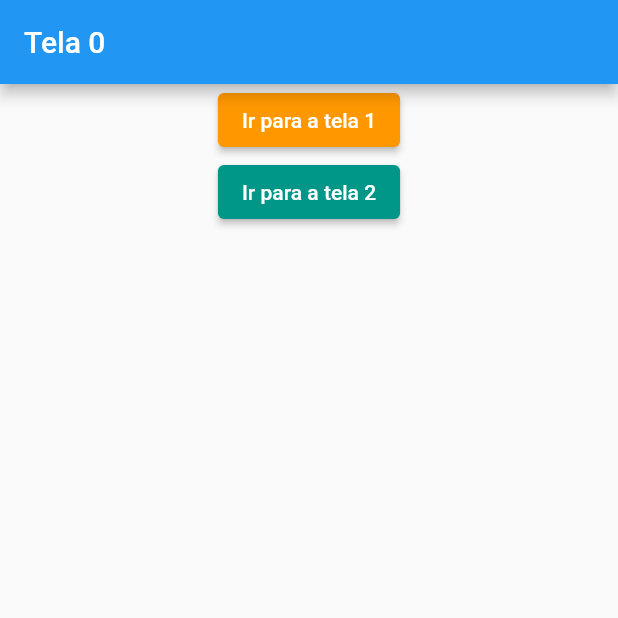
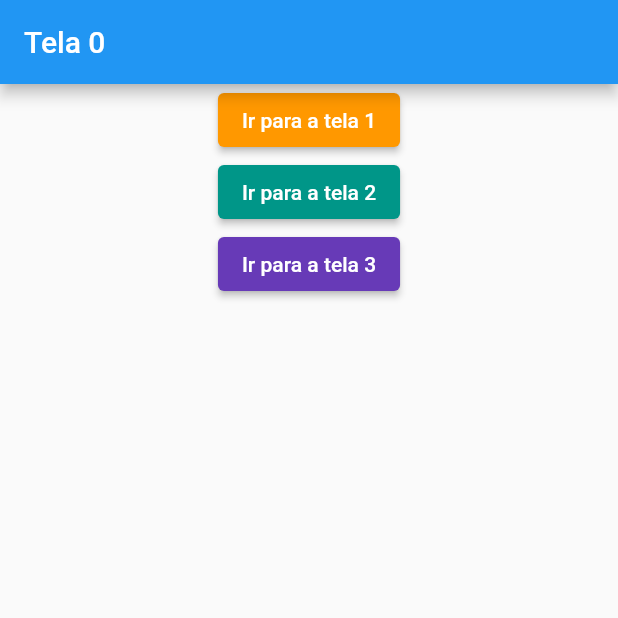
Before and after one commit to VictorRyan3612/POO_Orientada-a-objetos, a Flutter app: the screen it shows after launch, on a phone screen of 412 x 824 dp, the top half of it. Run offline on Flutter 3.47's test engine with Material 2 defaults, Android fonts, the phone set to English and light mode, and no system bars; our stand-ins replace flutter_hooks.

```diff
--- a/sig_custumer/lib/main.dart
+++ b/sig_custumer/lib/main.dart
@@ -1,4 +1,5 @@
 import 'package:flutter/material.dart';
+import 'package:sig_custumer/modulo_midias.dart';
 import 'package:sig_custumer/tela_menu.dart';
 import 'package:sig_custumer/modulo_usuario.dart';
 import 'package:sig_custumer/modulo_redes.dart';
@@ -17,7 +18,8 @@ class MainApp extends StatelessWidget {
       routes: {
         '/': (context) => const TelaMenu(),
         '/primeira': (context) => const ModuloUsuario(),
-        '/segunda': (context) => const ModuloRedes()
+        '/segunda': (context) => const ModuloRedes(),
+        '/terceira':(context) => const ModuloMidia()
       },
     );
   }
--- a/sig_custumer/lib/tela_menu.dart
+++ b/sig_custumer/lib/tela_menu.dart
@@ -30,6 +30,15 @@ class TelaMenu extends StatelessWidget {
                 Navigator.pushNamed(context, '/segunda');
               },
             ),
+            ElevatedButton(
+              style: ElevatedButton.styleFrom(
+                backgroundColor: Colors.deepPurple,
+              ),
+              child: Text('Ir para a tela 3'),
+              onPressed: () {
+                Navigator.pushNamed(context, '/terceira');
+              },
+            ),
           ],
         ),
       ),
```
Also changed, not shown: sig_custumer/lib/modulo_midias.dart (added, +23 -0 lines).
